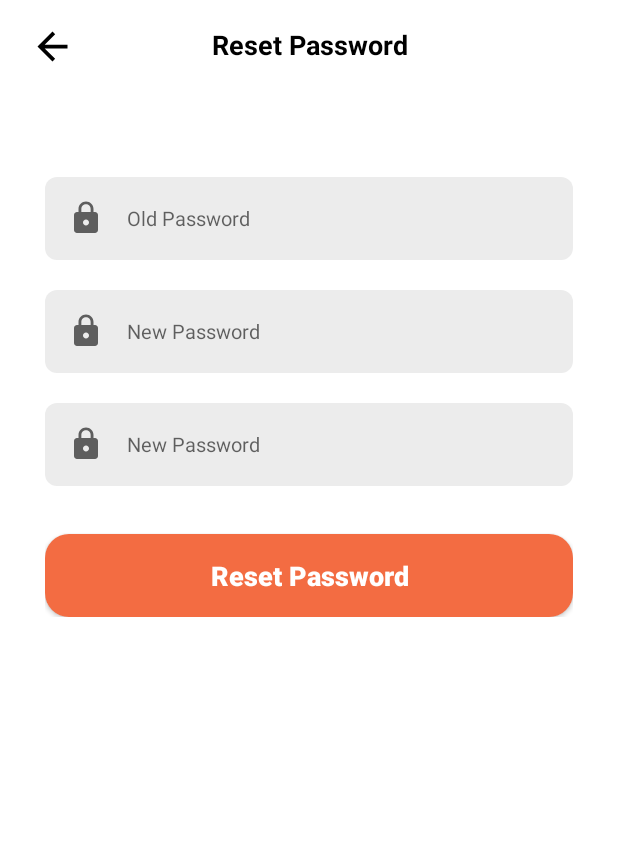
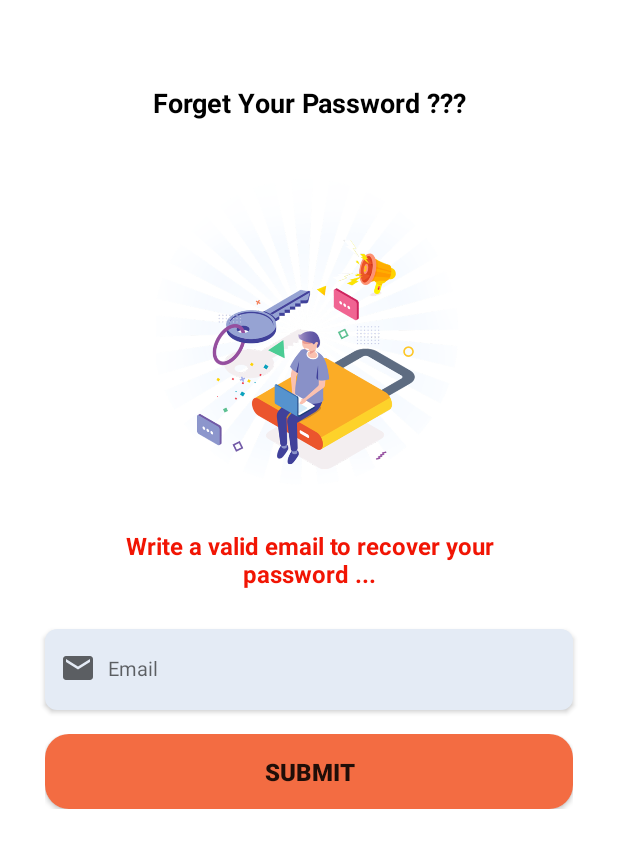
Before and after one commit to Rifatrony/Faruq-Traders-E-Commerce, an Android app: the screen it shows after launch (ResetPasswordActivity before the commit, LostPasswordActivity after it), after a tap on "Lost your password?", on a phone screen of 412 x 824 dp. Shown: the top 848 px of the screen. Run offline under Robolectric (Android 15) with nearby library versions, the phone set to English and light mode, and no system bars; our stand-ins replace CircleImageView.

Commit message:
remove wishlist

```diff
--- a/app/src/main/AndroidManifest.xml
+++ b/app/src/main/AndroidManifest.xml
@@ -18,6 +18,9 @@
         android:theme="@style/Theme.FaruqTraders"
         android:usesCleartextTraffic="true"
         tools:targetApi="m">
+        <activity
+            android:name=".Activities.LostPasswordActivity"
+            android:exported="false" />
         <activity
             android:name=".Activities.SearchResultActivity"
             android:exported="false" />
--- a/app/src/main/java/com/binaryit/faruqtraders/API/RetrofitClientForDelivery.java
+++ b/app/src/main/java/com/binaryit/faruqtraders/API/RetrofitClientForDelivery.java
@@ -16,16 +16,15 @@ public class RetrofitClientForDelivery {
 
         if (retrofit == null){
 
-            OkHttpClient okHttpClient = new OkHttpClient.Builder().build();
+            /*OkHttpClient okHttpClient = new OkHttpClient.Builder().build();
 
             Gson gson = new GsonBuilder()
                     .setLenient()
-                    .create();
+                    .create();*/
 
             retrofit = new Retrofit.Builder()
                     .baseUrl(BASE_URL)
-                    .client(okHttpClient)
-                    .addConverterFactory(GsonConverterFactory.create(gson))
+                    .addConverterFactory(GsonConverterFactory.create())
                     .build();
         }
         return retrofit.create(ApiInterface.class);
--- a/app/src/main/java/com/binaryit/faruqtraders/Activities/CheckoutActivity.java
+++ b/app/src/main/java/com/binaryit/faruqtraders/Activities/CheckoutActivity.java
@@ -22,6 +22,7 @@ import com.binaryit.faruqtraders.API.RetrofitClientForDelivery;
 import com.binaryit.faruqtraders.Adapter.DeliveryMethodAdapter;
 import com.binaryit.faruqtraders.R;
 import com.binaryit.faruqtraders.Response.DeliveryMethodResponse;
+import com.binaryit.faruqtraders.Session.SessionManagement;
 import com.binaryit.faruqtraders.Utility.NetworkChangeListener;
 
 import java.util.ArrayList;
@@ -53,6 +54,7 @@ public class CheckoutActivity extends AppCompatActivity implements View.OnClickL
     List<DeliveryMethodResponse> deliveryMethodResponseList;
 
     ApiInterface apiInterface;
+    SessionManagement sessionManagement;
 
     @Override
     protected void onCreate(Bundle savedInstanceState) {
@@ -78,13 +80,15 @@ public class CheckoutActivity extends AppCompatActivity implements View.OnClickL
         adapter = new DeliveryMethodAdapter(CheckoutActivity.this, deliveryMethodResponseList);
         deliveryTypeRecyclerView.setAdapter(adapter);
 
-        apiInterface.getDeliveryCharge().enqueue(new Callback<List<DeliveryMethodResponse>>() {
+        sessionManagement = new SessionManagement(this);
+        if (!sessionManagement.getSessionModel().getAccessToken().equals("null")){
+            RetrofitClient.getRetrofitClient().getDeliveryCharge().enqueue(new Callback<List<DeliveryMethodResponse>>() {
                 @SuppressLint("NotifyDataSetChanged")
                 @Override
                 public void onResponse(Call<List<DeliveryMethodResponse>> call, Response<List<DeliveryMethodResponse>> response) {
                     if (response.body() != null && response.isSuccessful()){
-                    //deliveryMethodResponseList = response.body();
-                    deliveryMethodResponseList.addAll(response.body());
+                        deliveryMethodResponseList = response.body();
+                        //deliveryMethodResponseList.addAll(response.body());
                     /*adapter = new DeliveryMethodAdapter(CheckoutActivity.this, deliveryMethodResponseList);
                     deliveryTypeRecyclerView.setAdapter(adapter);*/
                         System.out.println("List size "+ deliveryMethodResponseList.size());
@@ -100,6 +104,9 @@ public class CheckoutActivity extends AppCompatActivity implements View.OnClickL
                     System.out.println("Failure : " + t.getMessage().toString());
                 }
             });
+        }
+
+
 
     }
 
--- a/app/src/main/java/com/binaryit/faruqtraders/Activities/DashboardActivity.java
+++ b/app/src/main/java/com/binaryit/faruqtraders/Activities/DashboardActivity.java
@@ -121,14 +121,14 @@ public class DashboardActivity extends AppCompatActivity implements View.OnClick
 
         accountsTextView = findViewById(R.id.accountsTextView);
         orderTextView = findViewById(R.id.orderTextView);
-        wishListTextView = findViewById(R.id.wishListTextView);
+        // wishListTextView = findViewById(R.id.wishListTextView);
     }
 
     private void setListener() {
 
         accountsTextView.setOnClickListener(this);
         orderTextView.setOnClickListener(this);
-        wishListTextView.setOnClickListener(this);
+       // wishListTextView.setOnClickListener(this);
         goToHomeTextView.setOnClickListener(this);
 
     }
@@ -186,9 +186,9 @@ public class DashboardActivity extends AppCompatActivity implements View.OnClick
                 startActivity(new Intent(getApplicationContext(), AccountDetailsActivity.class));
                 break;
 
-            case R.id.wishListTextView:
+            /*case R.id.wishListTextView:
                 startActivity(new Intent(getApplicationContext(), WishlistActivity.class));
-                break;
+                break;*/
 
         }
     }
--- a/app/src/main/java/com/binaryit/faruqtraders/Activities/LoginActivity.java
+++ b/app/src/main/java/com/binaryit/faruqtraders/Activities/LoginActivity.java
@@ -104,8 +104,9 @@ public class LoginActivity extends AppCompatActivity implements View.OnClickList
                 startActivity(new Intent(getApplicationContext(), SignUpActivity.class));
                 finish();
                 break;
+
             case R.id.lostYourPassword:
-                startActivity(new Intent(getApplicationContext(), ResetPasswordActivity.class));
+                startActivity(new Intent(getApplicationContext(), LostPasswordActivity.class));
                 break;
 
             case R.id.loginButton:
--- /dev/null
+++ b/app/src/main/java/com/binaryit/faruqtraders/Activities/LostPasswordActivity.java
@@ -0,0 +1,58 @@
+package com.binaryit.faruqtraders.Activities;
+
+import androidx.appcompat.app.AppCompatActivity;
+import androidx.appcompat.widget.AppCompatButton;
+
+import android.os.Bundle;
+import android.util.Patterns;
+import android.view.View;
+import android.widget.EditText;
+import android.widget.ProgressBar;
+import android.widget.Toast;
+
+import com.binaryit.faruqtraders.R;
+
+import java.util.regex.Pattern;
+
+public class LostPasswordActivity extends AppCompatActivity {
+
+    EditText emailEditText;
+    AppCompatButton submitButton;
+    ProgressBar progressBar;
+    String email;
+
+    @Override
+    protected void onCreate(Bundle savedInstanceState) {
+        super.onCreate(savedInstanceState);
+        setContentView(R.layout.activity_lost_password);
+
+        emailEditText = findViewById(R.id.emailEditText);
+        submitButton = findViewById(R.id.submitButton);
+        progressBar = findViewById(R.id.progressBar);
+
+        submitButton.setOnClickListener(new View.OnClickListener() {
+            @Override
+            public void onClick(View view) {
+                email = emailEditText.getText().toString().trim();
+                if (email.isEmpty()){
+                    Toast.makeText(LostPasswordActivity.this, "Enter a email address", Toast.LENGTH_SHORT).show();
+                    return;
+                }
+                if (!Patterns.EMAIL_ADDRESS.matcher(email).matches()){
+                    Toast.makeText(LostPasswordActivity.this, "Enter a valid email address", Toast.LENGTH_SHORT).show();
+                    return;
+                }
+                else {
+                    forgetPassword();
+                }
+            }
+        });
+
+    }
+
+    private void forgetPassword() {
+        progressBar.setVisibility(View.VISIBLE);
+        submitButton.setVisibility(View.INVISIBLE);
+
+    }
+}
--- a/app/src/main/java/com/binaryit/faruqtraders/Activities/MainActivity.java
+++ b/app/src/main/java/com/binaryit/faruqtraders/Activities/MainActivity.java
@@ -230,10 +230,10 @@ public class MainActivity extends AppCompatActivity implements View.OnClickListe
                         startActivity(new Intent(getApplicationContext(), OrderActivity.class));
                         break;
 
-                    case R.id.nav_favourite:
+                    /*case R.id.nav_favourite:
                         startActivity(new Intent(getApplicationContext(), WishlistActivity.class));
                         //Toast.makeText(MainActivity.this, "Favourite", Toast.LENGTH_SHORT).show();
-                        break;
+                        break;*/
 
                     case R.id.nav_logout:
                         signOut();
@@ -332,9 +332,6 @@ public class MainActivity extends AppCompatActivity implements View.OnClickListe
     }
 
     private void updateHeaderFromRegister(){
-
-
-
     }
 
     /*Update navigation header*/
--- a/app/src/main/java/com/binaryit/faruqtraders/Response/DeliveryMethodResponse.java
+++ b/app/src/main/java/com/binaryit/faruqtraders/Response/DeliveryMethodResponse.java
@@ -5,6 +5,9 @@ public class DeliveryMethodResponse {
     public String id;
     public String name;
     public String rate;
+
+    public DeliveryMethodResponse() {
+    }
 
     public DeliveryMethodResponse(String id, String name, String rate) {
         this.id = id;
--- a/app/src/main/res/drawable/background_input.xml
+++ b/app/src/main/res/drawable/background_input.xml
@@ -1,6 +1,6 @@
 <?xml version="1.0" encoding="utf-8"?>
 <shape android:shape="rectangle" xmlns:android="http://schemas.android.com/apk/res/android">
 
-    <solid android:color="@color/input_background"/>
+    <solid android:color="@color/page_background"/>
     <corners android:radius="8dp"/>
 </shape>
--- a/app/src/main/res/layout-normal/activity_dashboard.xml
+++ b/app/src/main/res/layout-normal/activity_dashboard.xml
@@ -193,7 +193,7 @@
                         android:layout_marginEnd="35dp"
                         />
 
-                    <TextView
+                   <!-- <TextView
                         android:id="@+id/wishListTextView"
                         android:layout_width="match_parent"
                         android:layout_height="wrap_content"
@@ -214,7 +214,7 @@
                         android:background="@color/black"
                         android:layout_marginStart="30dp"
                         android:layout_marginEnd="35dp"
-                        />
+                        />-->
 
                     <TextView
                         android:id="@+id/goToHomeTextView"
--- a/app/src/main/res/layout-small/activity_dashboard.xml
+++ b/app/src/main/res/layout-small/activity_dashboard.xml
@@ -187,7 +187,7 @@
                         android:layout_marginRight="35dp"
                         />
 
-                    <TextView
+                    <!--<TextView
                         android:id="@+id/wishListTextView"
                         android:layout_width="match_parent"
                         android:layout_height="wrap_content"
@@ -208,7 +208,7 @@
                         android:background="@color/black"
                         android:layout_marginLeft="30dp"
                         android:layout_marginRight="35dp"
-                        />
+                        />-->
 
                     <TextView
                         android:id="@+id/goToHomeTextView"
--- a/app/src/main/res/layout-xlarge/activity_dashboard.xml
+++ b/app/src/main/res/layout-xlarge/activity_dashboard.xml
@@ -167,7 +167,7 @@
                         android:layout_marginRight="35dp"
                         />
 
-                    <TextView
+                   <!-- <TextView
                         android:id="@+id/wishListTextView"
                         android:layout_width="match_parent"
                         android:layout_height="wrap_content"
@@ -188,7 +188,7 @@
                         android:background="@color/black"
                         android:layout_marginLeft="30dp"
                         android:layout_marginRight="35dp"
-                        />
+                        />-->
 
                     <TextView
                         android:id="@+id/goToHomeTextView"
--- a/app/src/main/res/layout/activity_dashboard.xml
+++ b/app/src/main/res/layout/activity_dashboard.xml
@@ -166,7 +166,7 @@
                         android:layout_marginRight="35dp"
                         />
 
-                    <TextView
+                    <!--<TextView
                         android:id="@+id/wishListTextView"
                         android:layout_width="match_parent"
                         android:layout_height="wrap_content"
@@ -187,7 +187,7 @@
                         android:background="@color/black"
                         android:layout_marginLeft="30dp"
                         android:layout_marginRight="35dp"
-                        />
+                        />-->
 
                     <TextView
                         android:id="@+id/goToHomeTextView"
--- /dev/null
+++ b/app/src/main/res/layout/activity_lost_password.xml
@@ -0,0 +1,104 @@
+<?xml version="1.0" encoding="utf-8"?>
+<ScrollView xmlns:android="http://schemas.android.com/apk/res/android"
+    xmlns:app="http://schemas.android.com/apk/res-auto"
+    xmlns:tools="http://schemas.android.com/tools"
+    android:layout_width="match_parent"
+    android:layout_height="match_parent"
+    android:orientation="vertical"
+    tools:context=".Activities.LostPasswordActivity">
+
+    <LinearLayout
+        android:layout_width="match_parent"
+        android:layout_height="match_parent"
+        android:orientation="vertical"
+        >
+
+        <TextView
+            android:layout_width="match_parent"
+            android:layout_height="wrap_content"
+            android:textStyle="bold"
+            android:textSize="18sp"
+            android:textColor="@color/black"
+            android:text="Forget Your Password ???"
+            android:gravity="center"
+            android:padding="16dp"
+            android:layout_marginStart="30dp"
+            android:layout_marginEnd="30dp"
+            android:layout_marginTop="40dp"
+            android:layout_marginBottom="20dp"
+            />
+
+        <ImageView
+            android:layout_width="match_parent"
+            android:layout_height="210dp"
+            android:src="@drawable/f1"
+            />
+
+        <TextView
+            android:layout_width="match_parent"
+            android:layout_height="wrap_content"
+            android:textStyle="bold"
+            android:textSize="16sp"
+            android:textColor="#F11504"
+            android:text="Write a valid email to recover your password ..."
+            android:gravity="center"
+            android:padding="16dp"
+            android:layout_marginStart="30dp"
+            android:layout_marginEnd="30dp"
+            android:layout_marginTop="10dp"
+            android:layout_marginBottom="10dp"
+            />
+
+        <EditText
+            android:id="@+id/emailEditText"
+            android:layout_width="match_parent"
+            android:layout_height="wrap_content"
+            android:hint="Email"
+            android:textSize="13sp"
+            android:background="@drawable/background_input"
+            android:elevation="2dp"
+            android:paddingTop="14dp"
+            android:paddingBottom="16dp"
+            android:paddingLeft="10dp"
+            android:inputType="textEmailAddress"
+            android:layout_marginStart="30dp"
+            android:layout_marginEnd="30dp"
+            android:drawableStart="@drawable/email"
+            android:drawablePadding="8dp"
+            />
+
+        <FrameLayout
+            android:layout_width="match_parent"
+            android:layout_height="wrap_content"
+            android:layout_marginStart="30dp"
+            android:layout_marginEnd="30dp"
+            android:layout_marginBottom="30dp"
+            android:layout_marginTop="16dp"
+            >
+
+            <androidx.appcompat.widget.AppCompatButton
+                android:id="@+id/submitButton"
+                android:layout_width="match_parent"
+                android:layout_height="wrap_content"
+                android:text="Submit"
+                android:background="@drawable/button_background"
+                android:padding="14dp"
+                android:textSize="16sp"
+                android:textStyle="bold"
+                />
+
+            <ProgressBar
+                android:id="@+id/progressBar"
+                android:layout_width="40dp"
+                android:layout_height="40dp"
+                android:layout_gravity="center"
+                android:visibility="gone"
+                />
+
+        </FrameLayout>
+
+
+
+    </LinearLayout>
+
+</ScrollView>
--- a/app/src/main/res/menu/my_navigation_item.xml
+++ b/app/src/main/res/menu/my_navigation_item.xml
@@ -32,11 +32,11 @@
                 android:title="Cart"
                 />
 
-            <item
+            <!--<item
                 android:id="@+id/nav_favourite"
                 android:icon="@drawable/favorite"
                 android:title="Wishlist"
-                />
+                />-->
 
         </menu>
     </item>
--- a/app/src/main/res/values/colors.xml
+++ b/app/src/main/res/values/colors.xml
@@ -16,4 +16,6 @@
     <color name="blue">#138CEC</color>
     <color name="input_background">#ECECEC</color>
     <color name="main_price_text_color">#5C6871</color>
+    <color name="page_background">#E4EBF5</color>
+
 </resources>
```
Also changed, not shown: app/src/main/res/drawable/f1.png (added). Lines whose indentation alone changed are shown as unchanged.
